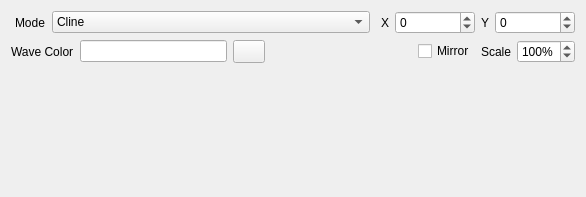
Qt form src/components/waveform.ui (djfun/audio-visualizer-python) before a commit.
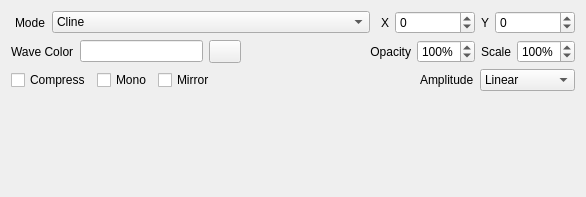
The same form after that commit.

Commit message: waveform component is working, preview is glitchy

```diff
--- a/src/components/waveform.ui
+++ b/src/components/waveform.ui
@@ -226,9 +226,31 @@
       </spacer>
      </item>
      <item>
-      <widget class="QCheckBox" name="checkBox_mirror">
+      <widget class="QLabel" name="label_4">
        <property name="text">
-        <string>Mirror</string>
+        <string>Opacity</string>
+       </property>
+       <property name="alignment">
+        <set>Qt::AlignRight|Qt::AlignTrailing|Qt::AlignVCenter</set>
+       </property>
+      </widget>
+     </item>
+     <item>
+      <widget class="QSpinBox" name="spinBox_opacity">
+       <property name="buttonSymbols">
+        <enum>QAbstractSpinBox::UpDownArrows</enum>
+       </property>
+       <property name="suffix">
+        <string>%</string>
+       </property>
+       <property name="minimum">
+        <number>10</number>
+       </property>
+       <property name="maximum">
+        <number>400</number>
+       </property>
+       <property name="value">
+        <number>100</number>
        </property>
       </widget>
      </item>
@@ -263,6 +285,75 @@
      </item>
     </layout>
    </item>
+   <item>
+    <layout class="QHBoxLayout" name="horizontalLayout_10">
+     <item>
+      <widget class="QCheckBox" name="checkBox_compress">
+       <property name="text">
+        <string>Compress</string>
+       </property>
+      </widget>
+     </item>
+     <item>
+      <widget class="QCheckBox" name="checkBox_mono">
+       <property name="text">
+        <string>Mono</string>
+       </property>
+      </widget>
+     </item>
+     <item>
+      <widget class="QCheckBox" name="checkBox_mirror">
+       <property name="text">
+        <string>Mirror</string>
+       </property>
+      </widget>
+     </item>
+     <item>
+      <spacer name="horizontalSpacer_2">
+       <property name="orientation">
+        <enum>Qt::Horizontal</enum>
+       </property>
+       <property name="sizeHint" stdset="0">
+        <size>
+         <width>40</width>
+         <height>20</height>
+        </size>
+       </property>
+      </spacer>
+     </item>
+     <item>
+      <widget class="QLabel" name="label_3">
+       <property name="text">
+        <string>Amplitude</string>
+       </property>
+      </widget>
+     </item>
+     <item>
+      <widget class="QComboBox" name="comboBox_amplitude">
+       <item>
+        <property name="text">
+         <string>Linear</string>
+        </property>
+       </item>
+       <item>
+        <property name="text">
+         <string>Logarithmic</string>
+        </property>
+       </item>
+       <item>
+        <property name="text">
+         <string>Square root</string>
+        </property>
+       </item>
+       <item>
+        <property name="text">
+         <string>Cubic root</string>
+        </property>
+       </item>
+      </widget>
+     </item>
+    </layout>
+   </item>
    <item>
     <spacer name="verticalSpacer">
      <property name="orientation">
```
The commit also changes 7 other files.
